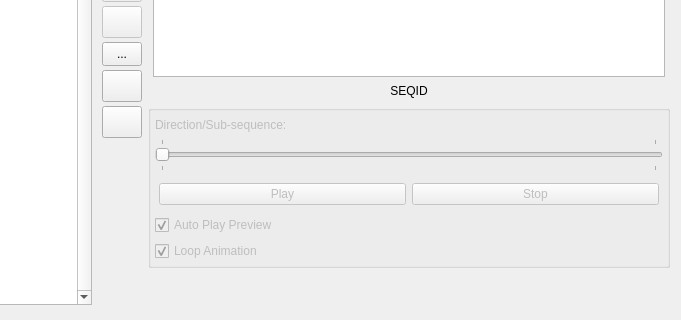
Before: the Qt Designer form src/ui/tabs/tabanimtable.ui in PsyCommando/ppmdu_spriteeditor, drawn with Qt 5; both pictures show x 327 to 1008 and y 212 to 532 of the 1008 by 532 pixel window.
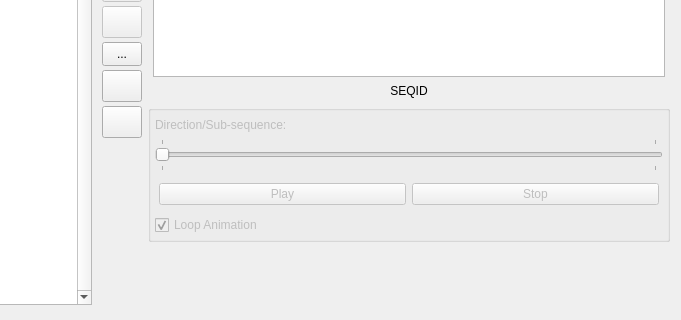
After: the same form once the commit is applied. Icons and pictures are not drawn.

```diff
--- a/src/ui/tabs/tabanimtable.ui
+++ b/src/ui/tabs/tabanimtable.ui
@@ -431,7 +431,7 @@
        <property name="title">
         <string/>
        </property>
-       <layout class="QVBoxLayout" name="verticalLayout_2" stretch="2,1,0,0">
+       <layout class="QVBoxLayout" name="verticalLayout_2" stretch="2,1,0">
         <property name="sizeConstraint">
          <enum>QLayout::SetMinAndMaxSize</enum>
         </property>
@@ -560,16 +560,6 @@
           </item>
          </layout>
         </item>
-        <item>
-         <widget class="QCheckBox" name="chkAutoPlay">
-          <property name="text">
-           <string>Auto Play Preview</string>
-          </property>
-          <property name="checked">
-           <bool>true</bool>
-          </property>
-         </widget>
-        </item>
         <item>
          <widget class="QCheckBox" name="chkPreviewLoop">
           <property name="text">
```
